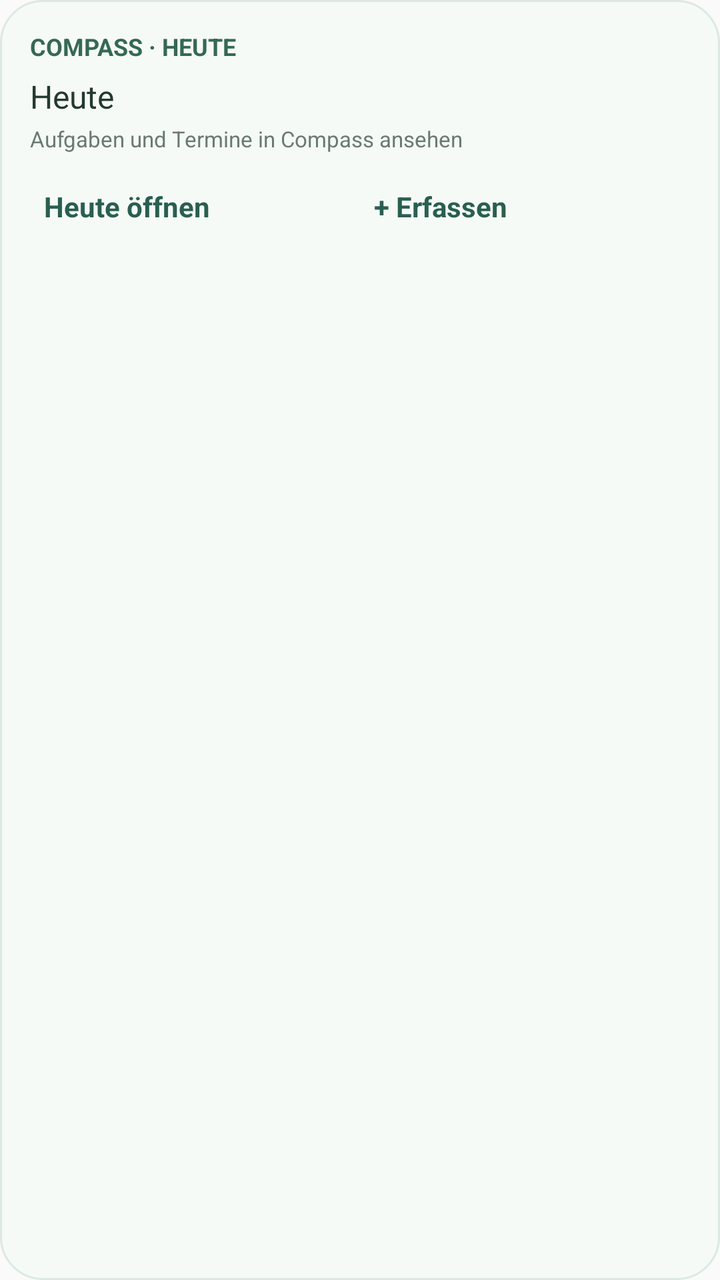
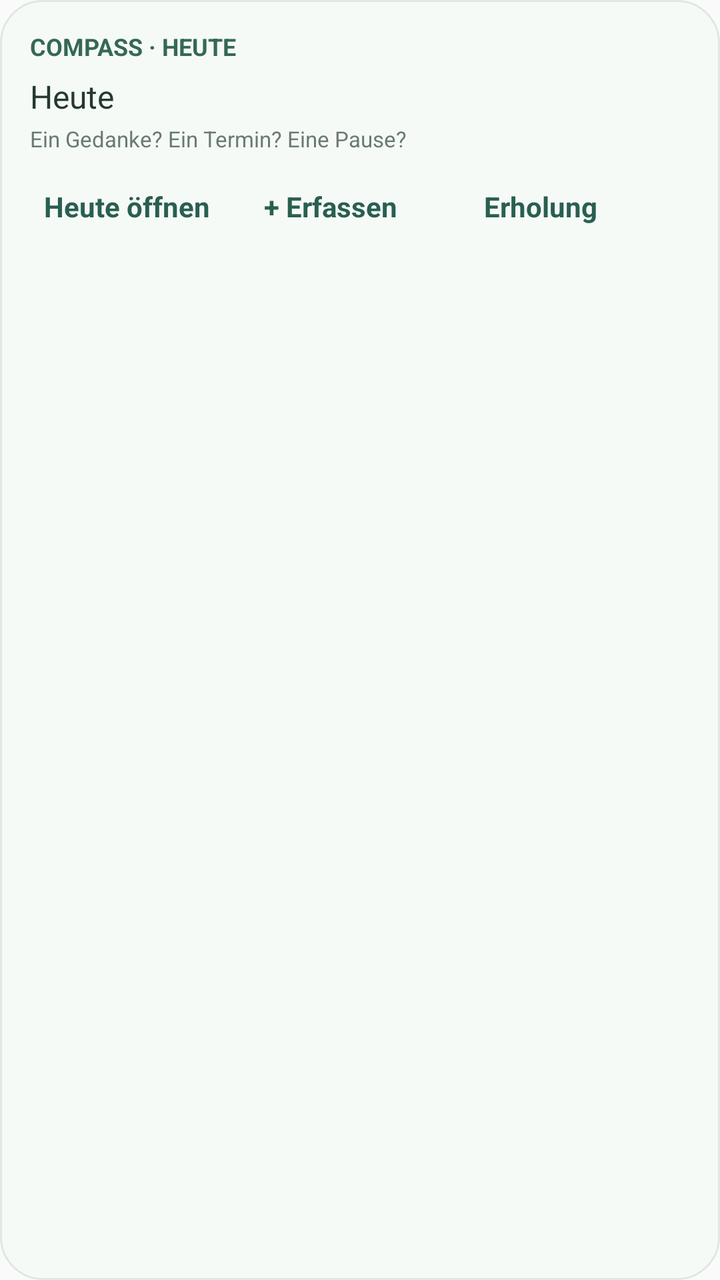

Before-and-after screenshots of an Android layout around one commit, followed by the original layout XML and the change that was made.
<!-- AndroidManifest.xml: application theme android:Theme.Material.Light.NoActionBar -->
<!-- res/layout/widget_today.xml -->
<?xml version="1.0" encoding="utf-8"?>
<LinearLayout xmlns:android="http://schemas.android.com/apk/res/android" android:layout_width="match_parent" android:layout_height="match_parent" android:orientation="vertical" android:padding="15dp" android:background="@drawable/rounded_bg">
  <TextView android:layout_width="match_parent" android:layout_height="wrap_content" android:text="COMPASS · HEUTE" android:textSize="12sp" android:textStyle="bold" android:textColor="#356857" />
  <TextView android:id="@+id/widget_date" android:layout_width="match_parent" android:layout_height="wrap_content" android:text="Heute" android:layout_marginTop="6dp" android:textSize="16sp" android:textColor="#24392F" />
  <TextView android:layout_width="match_parent" android:layout_height="wrap_content" android:text="Aufgaben und Termine in Compass ansehen" android:layout_marginTop="3dp" android:textSize="11sp" android:textColor="#697B71" />
  <LinearLayout android:layout_width="match_parent" android:layout_height="wrap_content" android:orientation="horizontal" android:layout_marginTop="10dp">
    <TextView android:id="@+id/widget_today_button" android:layout_width="0dp" android:layout_weight="1" android:layout_height="wrap_content" android:text="Heute öffnen" android:textStyle="bold" android:padding="7dp" android:textColor="#295F50" />
    <TextView android:id="@+id/widget_capture_button" android:layout_width="0dp" android:layout_weight="1" android:layout_height="wrap_content" android:text="+ Erfassen" android:textStyle="bold" android:padding="7dp" android:textColor="#295F50" />
  </LinearLayout>
</LinearLayout>
<!-- resources referenced by this layout -->
<resources>
  <!-- drawable rounded_bg (drawable) -->
  <shape xmlns:android="http://schemas.android.com/apk/res/android" android:shape="rectangle">
    <solid android:color="#F6FAF6"/><corners android:radius="21dp"/><stroke android:width="1dp" android:color="#DDE9E0"/>
  </shape>
</resources>

<!-- the commit's change to res/layout/widget_today.xml (unified diff, before → after) -->
@@ -2,9 +2,10 @@
 <LinearLayout xmlns:android="http://schemas.android.com/apk/res/android" android:layout_width="match_parent" android:layout_height="match_parent" android:orientation="vertical" android:padding="15dp" android:background="@drawable/rounded_bg">
   <TextView android:layout_width="match_parent" android:layout_height="wrap_content" android:text="COMPASS · HEUTE" android:textSize="12sp" android:textStyle="bold" android:textColor="#356857" />
   <TextView android:id="@+id/widget_date" android:layout_width="match_parent" android:layout_height="wrap_content" android:text="Heute" android:layout_marginTop="6dp" android:textSize="16sp" android:textColor="#24392F" />
-  <TextView android:layout_width="match_parent" android:layout_height="wrap_content" android:text="Aufgaben und Termine in Compass ansehen" android:layout_marginTop="3dp" android:textSize="11sp" android:textColor="#697B71" />
+  <TextView android:layout_width="match_parent" android:layout_height="wrap_content" android:text="Ein Gedanke? Ein Termin? Eine Pause?" android:layout_marginTop="3dp" android:textSize="11sp" android:textColor="#697B71" />
   <LinearLayout android:layout_width="match_parent" android:layout_height="wrap_content" android:orientation="horizontal" android:layout_marginTop="10dp">
     <TextView android:id="@+id/widget_today_button" android:layout_width="0dp" android:layout_weight="1" android:layout_height="wrap_content" android:text="Heute öffnen" android:textStyle="bold" android:padding="7dp" android:textColor="#295F50" />
     <TextView android:id="@+id/widget_capture_button" android:layout_width="0dp" android:layout_weight="1" android:layout_height="wrap_content" android:text="+ Erfassen" android:textStyle="bold" android:padding="7dp" android:textColor="#295F50" />
+    <TextView android:id="@+id/widget_recovery_button" android:layout_width="0dp" android:layout_weight="1" android:layout_height="wrap_content" android:text="Erholung" android:textStyle="bold" android:padding="7dp" android:textColor="#295F50" />
   </LinearLayout>
 </LinearLayout>
